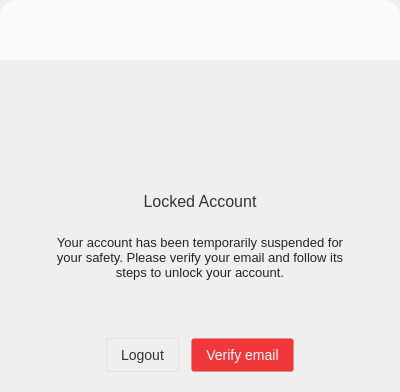
Qt form src/MEGASync/gui/macx/GuestWidget.ui (meganz/MEGAsync) before a commit.
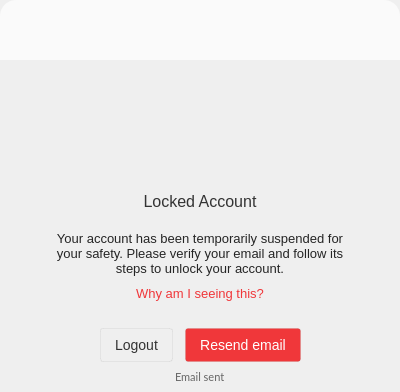
The same form after that commit. The open tabs and pages were chosen to show the change. Icons and pictures are not drawn.

Patch:
```diff
--- a/src/MEGASync/gui/macx/GuestWidget.ui
+++ b/src/MEGASync/gui/macx/GuestWidget.ui
@@ -232,7 +232,7 @@
 </string>
      </property>
      <property name="currentIndex">
-      <number>0</number>
+      <number>3</number>
      </property>
      <widget class="QWidget" name="pLogin">
       <property name="minimumSize">
@@ -1130,7 +1130,7 @@
         <number>0</number>
        </property>
        <property name="bottomMargin">
-        <number>11</number>
+        <number>5</number>
        </property>
        <item>
         <widget class="QWidget" name="wContainerVerifyEmail" native="true">
@@ -1262,7 +1262,7 @@
             </property>
             <layout class="QVBoxLayout" name="verticalLayout_12">
              <property name="spacing">
-              <number>0</number>
+              <number>8</number>
              </property>
              <property name="leftMargin">
               <number>50</number>
@@ -1280,7 +1280,7 @@
               <widget class="QWidget" name="wInsideContainerVerifyEmail" native="true">
                <layout class="QVBoxLayout" name="verticalLayout_15">
                 <property name="spacing">
-                 <number>24</number>
+                 <number>20</number>
                 </property>
                 <property name="leftMargin">
                  <number>0</number>
@@ -1349,6 +1349,74 @@
                </layout>
               </widget>
              </item>
+             <item>
+              <widget class="QWidget" name="wWhyAmIseen" native="true">
+               <layout class="QHBoxLayout" name="horizontalLayout_12">
+                <property name="spacing">
+                 <number>0</number>
+                </property>
+                <property name="leftMargin">
+                 <number>0</number>
+                </property>
+                <property name="topMargin">
+                 <number>0</number>
+                </property>
+                <property name="rightMargin">
+                 <number>0</number>
+                </property>
+                <property name="bottomMargin">
+                 <number>0</number>
+                </property>
+                <item>
+                 <spacer name="horizontalSpacer_19">
+                  <property name="orientation">
+                   <enum>Qt::Horizontal</enum>
+                  </property>
+                  <property name="sizeHint" stdset="0">
+                   <size>
+                    <width>79</width>
+                    <height>20</height>
+                   </size>
+                  </property>
+                 </spacer>
+                </item>
+                <item>
+                 <widget class="QPushButton" name="bWhyAmIseen">
+                  <property name="cursor">
+                   <cursorShape>PointingHandCursor</cursorShape>
+                  </property>
+                  <property name="styleSheet">
+                   <string notr="true">#bWhyAmIseen
+{
+
+  color: #F0373A;
+  font-family: &quot;SF Pro Text&quot;;
+  font-size: 13px;
+  line-height: 15px;
+  border: none;
+}</string>
+                  </property>
+                  <property name="text">
+                   <string>Why am I seeing this?</string>
+                  </property>
+                 </widget>
+                </item>
+                <item>
+                 <spacer name="horizontalSpacer_20">
+                  <property name="orientation">
+                   <enum>Qt::Horizontal</enum>
+                  </property>
+                  <property name="sizeHint" stdset="0">
+                   <size>
+                    <width>79</width>
+                    <height>20</height>
+                   </size>
+                  </property>
+                 </spacer>
+                </item>
+               </layout>
+              </widget>
+             </item>
              <item>
               <spacer name="verticalSpacer_6">
                <property name="orientation">
@@ -1392,6 +1460,9 @@
              <property name="topMargin">
               <number>0</number>
              </property>
+             <property name="bottomMargin">
+              <number>5</number>
+             </property>
              <item>
               <spacer name="horizontalSpacer_15">
                <property name="orientation">
@@ -1455,18 +1526,21 @@
                <property name="styleSheet">
                 <string notr="true">#bVerifyEmail
 {
-background-color: #F0373A;
+background-color: rgba(240, 55, 58, 1);
  border-radius: 3px;
  border: 1px solid rgba(0, 0, 0, 5%);
  padding: 7px 14px 7px 14px;
  font-family: &quot;Lato&quot;;
  font-size: 14px;
  color: #ffffff;
+}
 
+#bVerifyEmail:disabled {
+background-color:rgba(240, 55, 58, 0.3);
 }</string>
                </property>
                <property name="text">
-                <string>Verify email</string>
+                <string>Resend email</string>
                </property>
               </widget>
              </item>
@@ -1486,6 +1560,81 @@
             </layout>
            </widget>
           </item>
+          <item>
+           <widget class="QWidget" name="wEmailSent" native="true">
+            <property name="minimumSize">
+             <size>
+              <width>0</width>
+              <height>20</height>
+             </size>
+            </property>
+            <property name="maximumSize">
+             <size>
+              <width>16777215</width>
+              <height>20</height>
+             </size>
+            </property>
+            <layout class="QHBoxLayout" name="horizontalLayout_11">
+             <property name="spacing">
+              <number>0</number>
+             </property>
+             <property name="leftMargin">
+              <number>0</number>
+             </property>
+             <property name="topMargin">
+              <number>0</number>
+             </property>
+             <property name="rightMargin">
+              <number>0</number>
+             </property>
+             <property name="bottomMargin">
+              <number>0</number>
+             </property>
+             <item>
+              <spacer name="horizontalSpacer_17">
+               <property name="orientation">
+                <enum>Qt::Horizontal</enum>
+               </property>
+               <property name="sizeHint" stdset="0">
+                <size>
+                 <width>170</width>
+                 <height>17</height>
+                </size>
+               </property>
+              </spacer>
+             </item>
+             <item>
+              <widget class="QLabel" name="lEmailSent">
+               <property name="styleSheet">
+                <string notr="true">#lEmailSent
+{
+  color: #666666;
+  font-family: Lato;
+  font-size: 11px;
+  letter-spacing: 0;
+}</string>
+               </property>
+               <property name="text">
+                <string>Email sent</string>
+               </property>
+              </widget>
+             </item>
+             <item>
+              <spacer name="horizontalSpacer_18">
+               <property name="orientation">
+                <enum>Qt::Horizontal</enum>
+               </property>
+               <property name="sizeHint" stdset="0">
+                <size>
+                 <width>169</width>
+                 <height>17</height>
+                </size>
+               </property>
+              </spacer>
+             </item>
+            </layout>
+           </widget>
+          </item>
          </layout>
         </widget>
        </item>
```
